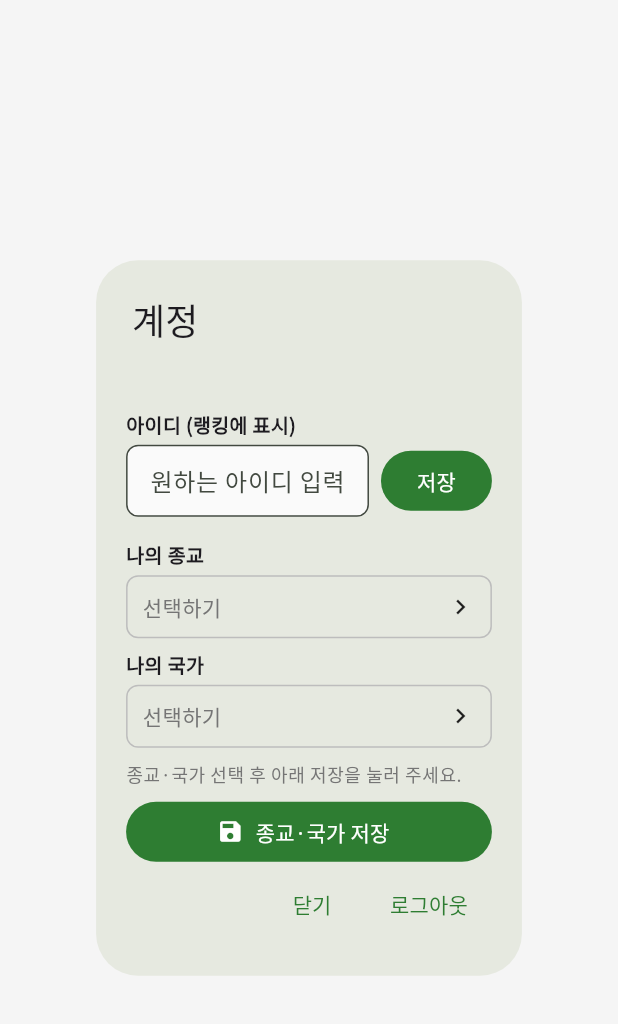
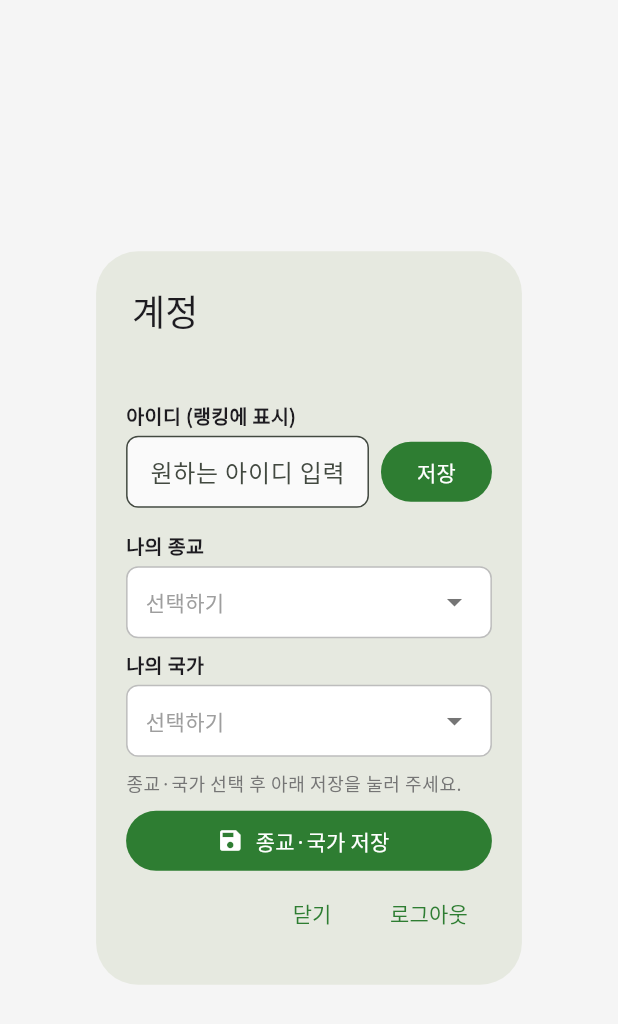
Before and after one commit to kwon0925/kindly-god, a Flutter app: the AccountDialog widget shown alone on an empty page, opened directly, on a phone screen of 412 x 824 dp. Shown: the top 1024 px of the screen. Run offline on Flutter 3.47's test engine with Material 3 defaults, Android fonts, the phone set to English and light mode, and no system bars; our stand-ins replace cloud_firestore, firebase_auth, firebase_core, flutter_riverpod, go_router, google_fonts and 1 more; accounts and stored records are empty.

Commit message:
feat: religion images, Catholicism added, select field UI improved
Made-with: Cursor

```diff
--- a/lib/widgets/account_dialog.dart
+++ b/lib/widgets/account_dialog.dart
@@ -238,44 +238,18 @@ class _AccountDialogState extends ConsumerState<AccountDialog> {
                 const SizedBox(height: 16),
                 const Text('나의 종교', style: TextStyle(fontWeight: FontWeight.w600, fontSize: 13)),
                 const SizedBox(height: 4),
-                InkWell(
+                _SelectField(
+                  value: religionName,
+                  hint: '선택하기',
                   onTap: () => _pickReligion(context),
-                  borderRadius: BorderRadius.circular(8),
-                  child: Container(
-                    padding: const EdgeInsets.symmetric(vertical: 10, horizontal: 10),
-                    decoration: BoxDecoration(
-                      border: Border.all(color: Colors.grey.shade400),
-                      borderRadius: BorderRadius.circular(8),
-                    ),
-                    child: Row(
-                      mainAxisAlignment: MainAxisAlignment.spaceBetween,
-                      children: [
-                        Text(religionName ?? '선택하기', style: TextStyle(color: religionName != null ? null : Colors.grey.shade600)),
-                        const Icon(Icons.chevron_right, size: 20),
-                      ],
-                    ),
-                  ),
                 ),
                 const SizedBox(height: 8),
                 const Text('나의 국가', style: TextStyle(fontWeight: FontWeight.w600, fontSize: 13)),
                 const SizedBox(height: 4),
-                InkWell(
+                _SelectField(
+                  value: countryName,
+                  hint: '선택하기',
                   onTap: () => _pickCountry(context),
-                  borderRadius: BorderRadius.circular(8),
-                  child: Container(
-                    padding: const EdgeInsets.symmetric(vertical: 10, horizontal: 10),
-                    decoration: BoxDecoration(
-                      border: Border.all(color: Colors.grey.shade400),
-                      borderRadius: BorderRadius.circular(8),
-                    ),
-                    child: Row(
-                      mainAxisAlignment: MainAxisAlignment.spaceBetween,
-                      children: [
-                        Text(countryName ?? '선택하기', style: TextStyle(color: countryName != null ? null : Colors.grey.shade600)),
-                        const Icon(Icons.chevron_right, size: 20),
-                      ],
-                    ),
-                  ),
                 ),
                 const SizedBox(height: 10),
                 Text('종교·국가 선택 후 아래 저장을 눌러 주세요.', style: Theme.of(context).textTheme.bodySmall?.copyWith(color: Colors.grey.shade600)),
@@ -365,46 +339,12 @@ class _AccountDialogState extends ConsumerState<AccountDialog> {
               ],
               const SizedBox(height: 12),
               const Text('나의 종교', style: TextStyle(fontWeight: FontWeight.w600, fontSize: 13)),
-            const SizedBox(height: 4),
-            InkWell(
-              onTap: () => _pickReligion(context),
-              borderRadius: BorderRadius.circular(8),
-              child: Container(
-                padding: const EdgeInsets.symmetric(vertical: 10, horizontal: 10),
-                decoration: BoxDecoration(
-                  border: Border.all(color: Colors.grey.shade400),
-                  borderRadius: BorderRadius.circular(8),
-                ),
-                child: Row(
-                  mainAxisAlignment: MainAxisAlignment.spaceBetween,
-                  children: [
-                    Text(religionName ?? '선택하기', style: TextStyle(color: religionName != null ? null : Colors.grey.shade600)),
-                    const Icon(Icons.chevron_right, size: 20),
-                  ],
-                ),
-              ),
-            ),
-            const SizedBox(height: 8),
-            const Text('나의 국가', style: TextStyle(fontWeight: FontWeight.w600, fontSize: 13)),
-            const SizedBox(height: 4),
-            InkWell(
-              onTap: () => _pickCountry(context),
-              borderRadius: BorderRadius.circular(8),
-              child: Container(
-                padding: const EdgeInsets.symmetric(vertical: 10, horizontal: 10),
-                decoration: BoxDecoration(
-                  border: Border.all(color: Colors.grey.shade400),
-                  borderRadius: BorderRadius.circular(8),
-                ),
-                child: Row(
-                  mainAxisAlignment: MainAxisAlignment.spaceBetween,
-                  children: [
-                    Text(countryName ?? '선택하기', style: TextStyle(color: countryName != null ? null : Colors.grey.shade600)),
-                    const Icon(Icons.chevron_right, size: 20),
-                  ],
-                ),
-              ),
-            ),
+              const SizedBox(height: 4),
+              _SelectField(value: religionName, hint: '선택하기', onTap: () => _pickReligion(context)),
+              const SizedBox(height: 8),
+              const Text('나의 국가', style: TextStyle(fontWeight: FontWeight.w600, fontSize: 13)),
+              const SizedBox(height: 4),
+              _SelectField(value: countryName, hint: '선택하기', onTap: () => _pickCountry(context)),
             const SizedBox(height: 12),
             const Divider(height: 1),
             const SizedBox(height: 6),
@@ -432,3 +372,45 @@ class _AccountDialogState extends ConsumerState<AccountDialog> {
     );
   }
 }
+
+/// 종교·국가 선택용 흰색 배경 필드 (TextField처럼 보이도록)
+class _SelectField extends StatelessWidget {
+  final String? value;
+  final String hint;
+  final VoidCallback onTap;
+
+  const _SelectField({required this.value, required this.hint, required this.onTap});
+
+  @override
+  Widget build(BuildContext context) {
+    return InkWell(
+      onTap: onTap,
+      borderRadius: BorderRadius.circular(8),
+      child: Container(
+        padding: const EdgeInsets.symmetric(vertical: 11, horizontal: 12),
+        decoration: BoxDecoration(
+          color: Colors.white,
+          border: Border.all(
+            color: value != null
+                ? Theme.of(context).colorScheme.outline
+                : Colors.grey.shade400,
+          ),
+          borderRadius: BorderRadius.circular(8),
+        ),
+        child: Row(
+          mainAxisAlignment: MainAxisAlignment.spaceBetween,
+          children: [
+            Text(
+              value ?? hint,
+              style: TextStyle(
+                fontSize: 14,
+                color: value != null ? Colors.black87 : Colors.grey.shade500,
+              ),
+            ),
+            Icon(Icons.arrow_drop_down, color: Colors.grey.shade600),
+          ],
+        ),
+      ),
+    );
+  }
+}
```
Also changed, not shown: lib/models/religion.dart (+43 -23 lines), lib/widgets/religion_card.dart (+59 -6 lines), assets/images/religion_buddhism.png (added), assets/images/religion_catholicism.png (added), assets/images/religion_christianity.png (added), assets/images/religion_confucianism.png (added), assets/images/religion_hinduism.png (added), assets/images/religion_islam.png (added), 22 other files.
